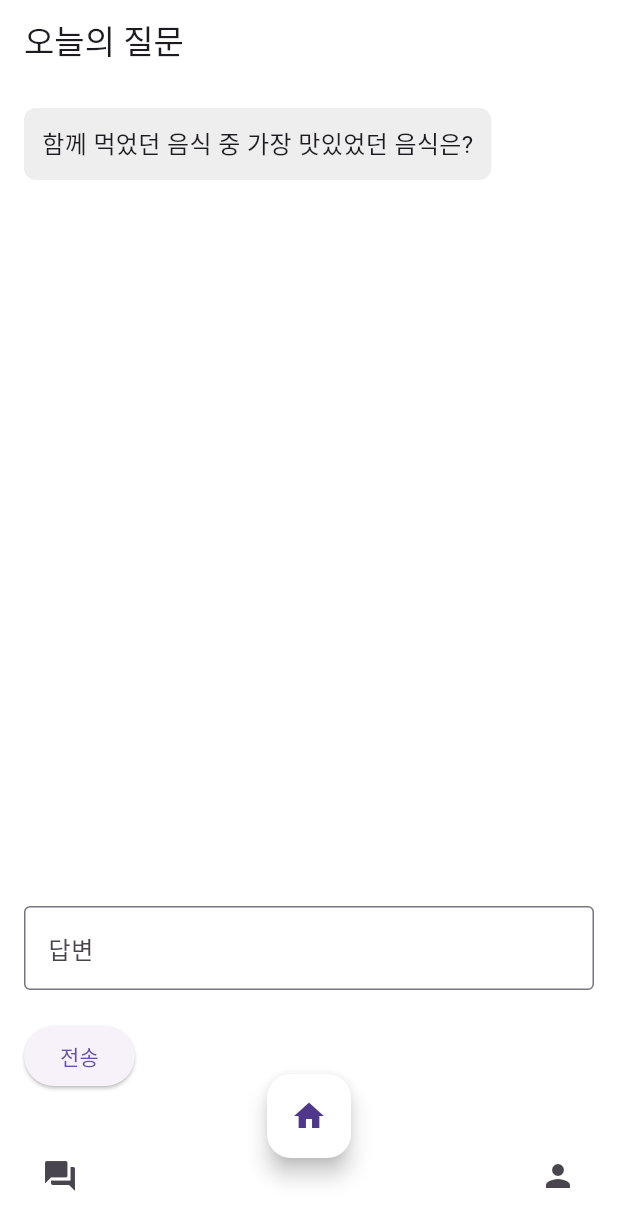
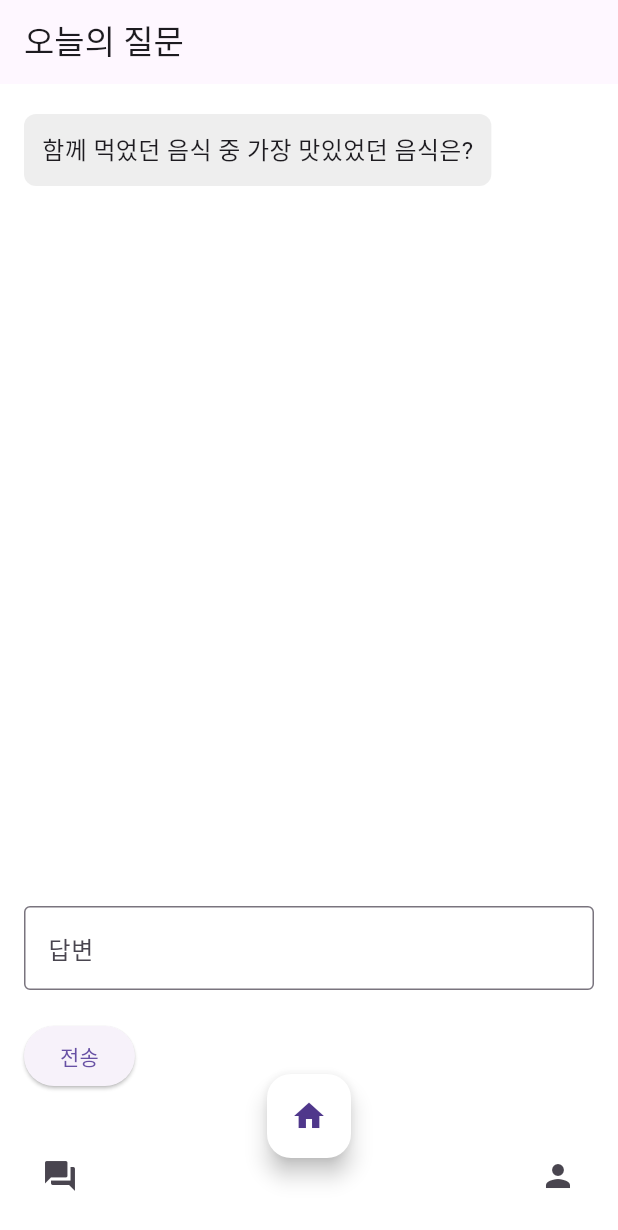
Before and after one commit to dmsdn02/memoria, a Flutter app: the QuestionPage screen opened directly, on a phone screen of 412 x 824 dp. Shown: the top 1230 px of the screen. Run offline on Flutter 3.47's test engine with Material 3 defaults, Android fonts, the phone set to English and light mode, and no system bars; our stand-ins replace cloud_firestore, file_picker, firebase_auth, firebase_core, firebase_storage, font_awesome_flutter and 1 more; accounts and stored records are empty.

Commit message:
(question) 질문답변페이지 디자인 수정 (미완)

```diff
--- a/lib/mainpage/question.dart
+++ b/lib/mainpage/question.dart
@@ -11,44 +11,100 @@ class QuestionPage extends StatefulWidget {
 class _QuestionPageState extends State<QuestionPage> {
   TextEditingController _answerController = TextEditingController();
   int _currentQuestionIndex = 0;
-  List<String> _questions = [
-    '함께 먹었던 음식 중 가장 맛있었던 음식은?',
-    '가장 기억에 남는 여행지는 어디인가요?',
-    '가족과 함께 즐겼던 취미는 무엇인가요?',
-    '친구들과의 가장 즐거웠던 순간은 언제인가요?',
-    '연인과 함께한 최고의 데이트는 무엇이었나요?',
-    '가족이 함께한 최고의 이벤트는 무엇인가요?',
-    '친구들과 함께 보고 싶은 영화는 무엇인가요?',
-    '연인과 함께 가고 싶은 여행지는 어디인가요?',
-    '가족과 함께한 최고의 추억은 무엇인가요?',
-    '친구들과 함께 도전해 보고 싶은 활동은 무엇인가요?'
+  List<Map<String, dynamic>> _questions = [
+    {
+      'question': '함께 먹었던 음식 중 가장 맛있었던 음식은?',
+      'groupAnswers': [],
+      'friendAnswers': []
+    },
+    {
+      'question': '가장 기억에 남는 여행지는 어디인가요?',
+      'groupAnswers': [],
+      'friendAnswers': []
+    },
+    {
+      'question': '가족과 함께 즐겼던 취미는 무엇인가요?',
+      'groupAnswers': [],
+      'friendAnswers': []
+    },
+    {
+      'question': '친구들과의 가장 즐거웠던 순간은 언제인가요?',
+      'groupAnswers': [],
+      'friendAnswers': []
+    },
+    {
+      'question': '연인과 함께한 최고의 데이트는 무엇이었나요?',
+      'groupAnswers': [],
+      'friendAnswers': []
+    },
+    {
+      'question': '가족이 함께한 최고의 이벤트는 무엇인가요?',
+      'groupAnswers': [],
+      'friendAnswers': []
+    },
+    {
+      'question': '친구들과 함께 보고 싶은 영화는 무엇인가요?',
+      'groupAnswers': [],
+      'friendAnswers': []
+    },
+    {
+      'question': '연인과 함께 가고 싶은 여행지는 어디인가요?',
+      'groupAnswers': [],
+      'friendAnswers': []
+    },
+    {
+      'question': '가족과 함께한 최고의 추억은 무엇인가요?',
+      'groupAnswers': [],
+      'friendAnswers': []
+    },
+    {
+      'question': '친구들과 함께 도전해 보고 싶은 활동은 무엇인가요?',
+      'groupAnswers': [],
+      'friendAnswers': []
+    },
   ];
-  List<String> _groupAnswers = [];
-  List<String> _friendAnswers = [];
+  List<Map<String, dynamic>> _allChatItems = [];
   bool _hasAnsweredCurrentQuestion = false;
-  bool _allGroupMembersAnswered = false;
+  bool _hasSubmittedCurrentAnswer = false;
 
   @override
   void initState() {
     super.initState();
-    _loadQuestions();
+    _initializeChatItems();
   }
 
-  Future<void> _loadQuestions() async {
+  Future<void> _initializeChatItems() async {
     setState(() {
-      _questions = [
-        '함께 먹었던 음식 중 가장 맛있었던 음식은?',
-        '가장 기억에 남는 여행지는 어디인가요?',
-        '가족과 함께 즐겼던 취미는 무엇인가요?',
-        '친구들과의 가장 즐거웠던 순간은 언제인가요?',
-        '연인과 함께한 최고의 데이트는 무엇이었나요?',
-        '가족이 함께한 최고의 이벤트는 무엇인가요?',
-        '친구들과 함께 보고 싶은 영화는 무엇인가요?',
-        '연인과 함께 가고 싶은 여행지는 어디인가요?',
-        '가족과 함께한 최고의 추억은 무엇인가요?',
-        '친구들과 함께 도전해 보고 싶은 활동은 무엇인가요?'
-      ];
+      _allChatItems.add({'type': 'question', 'content': _questions[_currentQuestionIndex]['question']});
     });
+  }
+
+  Future<void> _loadFriendsAnswers(int questionIndex) async {
+    try {
+      QuerySnapshot snapshot = await FirebaseFirestore.instance
+          .collection('answers')
+          .where('questionIndex', isEqualTo: questionIndex)
+          .get();
+
+      List<String> friendAnswers = snapshot.docs.map((doc) => doc['answer'] as String).toList();
+
+      setState(() {
+        for (var answer in friendAnswers) {
+          _allChatItems.add({'type': 'answer', 'content': answer, 'isGroupAnswer': true});
+        }
+
+        if (_currentQuestionIndex < _questions.length - 1) {
+          _currentQuestionIndex++;
+          _allChatItems.add({'type': 'question', 'content': _questions[_currentQuestionIndex]['question']});
+        }
+
+        _answerController.clear();
+        _hasAnsweredCurrentQuestion = false;
+        _hasSubmittedCurrentAnswer = false;
+      });
+    } catch (error) {
+      print('친구 답변을 불러오는 데 실패했습니다: $error');
+    }
   }
 
   Future<void> _submitAnswer(String answer) async {
@@ -60,100 +116,157 @@ class _QuestionPageState extends State<QuestionPage> {
         'groupId': '그룹ID',  // 실제 그룹 ID를 여기에 넣으세요
         'timestamp': FieldValue.serverTimestamp(),
       });
+
       setState(() {
-        _groupAnswers.add(answer);
-        _hasAnsweredCurrentQuestion = true;
+        _allChatItems.add({'type': 'answer', 'content': answer, 'isGroupAnswer': false});
+        _hasAnsweredCurrentQuestion = true; // 사용자가 답변을 제출했으므로 true로 설정
+        _hasSubmittedCurrentAnswer = true; // 사용자가 최근 답변을 제출했으므로 true로 설정
       });
-      _checkAllGroupMembersAnswered();
-      _loadFriendsAnswers(_currentQuestionIndex);
+
+      await _loadFriendsAnswers(_currentQuestionIndex);
+
+      // 다음 질문이 있는지 확인하고 추가
+      if (_currentQuestionIndex < _questions.length - 1) {
+        _currentQuestionIndex++;
+        _allChatItems.add({'type': 'question', 'content': _questions[_currentQuestionIndex]['question']});
+      }
     } catch (error) {
       print('답변을 제출하는 데 실패했습니다: $error');
     }
   }
 
-  Future<void> _checkAllGroupMembersAnswered() async {
-    try {
-      QuerySnapshot groupAnswersSnapshot = await FirebaseFirestore.instance
-          .collection('answers')
-          .where('questionIndex', isEqualTo: _currentQuestionIndex)
-          .where('groupId', isEqualTo: '그룹ID') // 실제 그룹 ID를 여기에 넣으세요
-          .get();
-      // 그룹원 수와 답변 수를 비교해서 모든 그룹원이 답변했는지 확인
-      int groupMemberCount = 5; // 실제 그룹원 수를 여기에 넣으세요
-      if (groupAnswersSnapshot.docs.length >= groupMemberCount) {
-        setState(() {
-          _allGroupMembersAnswered = true;
-          if (_currentQuestionIndex < _questions.length - 1) {
-            _currentQuestionIndex++;
-            _answerController.clear();
-            _hasAnsweredCurrentQuestion = false;
-            _allGroupMembersAnswered = false;
-            _groupAnswers.clear();
-            _friendAnswers.clear();
-          }
-        });
-      } else {
-        setState(() {
-          _allGroupMembersAnswered = false;
-        });
-      }
-    } catch (error) {
-      print('모든 그룹원의 답변을 확인하는 데 실패했습니다: $error');
-    }
-  }
-
-  Future<void> _loadFriendsAnswers(int questionIndex) async {
-    try {
-      QuerySnapshot answerSnapshot = await FirebaseFirestore.instance
-          .collection('answers')
-          .where('questionIndex', isEqualTo: questionIndex)
-          .where('groupId', isEqualTo: '그룹ID') // 실제 그룹 ID를 여기에 넣으세요
-          .get();
-      setState(() {
-        _friendAnswers = answerSnapshot.docs
-            .map((doc) => doc['answer'] as String)
-            .where((answer) => !_groupAnswers.contains(answer))
-            .toList();
-      });
-    } catch (error) {
-      print('친구들의 답변을 불러오는 데 실패했습니다: $error');
-    }
-  }
 
   @override
   Widget build(BuildContext context) {
-    return QuestionPageDesign(
-      questions: _questions,
-      currentQuestionIndex: _currentQuestionIndex,
-      allGroupMembersAnswered: _allGroupMembersAnswered,
-      hasAnsweredCurrentQuestion: _hasAnsweredCurrentQuestion,
-      groupAnswers: _groupAnswers,
-      friendAnswers: _friendAnswers,
-      answerController: _answerController,
-      onSubmitAnswer: () {
+    return Scaffold(
+      appBar: AppBar(
+        title: Text('오늘의 질문'),
+        automaticallyImplyLeading: false, // 뒤로가기 버튼 숨기기
+        iconTheme: IconThemeData(color: Colors.black), // 아이콘 색
+      ),
+      backgroundColor: Colors.white, // 바탕색을 흰색으로 설정
+      body: Padding(
+        padding: EdgeInsets.all(16.0),
+        child: Column(
+          crossAxisAlignment: CrossAxisAlignment.start,
+          children: [
+            Expanded(
+              child: ListView.builder(
+                itemCount: _allChatItems.length,
+                itemBuilder: (context, index) {
+                  var chatItem = _allChatItems[index];
+                  if (chatItem['type'] == 'question') {
+                    return Align(
+                      alignment: Alignment.centerLeft,
+                      child: Container(
+                        padding: EdgeInsets.all(12.0),
+                        margin: EdgeInsets.symmetric(vertical: 4.0),
+                        decoration: BoxDecoration(
+                          color: Colors.grey[200],
+                          borderRadius: BorderRadius.circular(8.0),
+                        ),
+                        child: Text(
+                          chatItem['content'],
+                          style: TextStyle(fontSize: 16.0),
+                        ),
+                      ),
+                    );
+                  } else {
+                    return _hasSubmittedCurrentAnswer ? SizedBox.shrink() : chatItem['isGroupAnswer']
+                        ? Align(
+                      alignment: Alignment.centerLeft,
+                      child: Container(
+                        padding: EdgeInsets.all(12.0),
+                        margin: EdgeInsets.symmetric(vertical: 4.0),
+                        decoration: BoxDecoration(
+                          color: Colors.green[200],
+                          borderRadius: BorderRadius.circular(8.0),
+                        ),
+                        child: Text(
+                          chatItem['content'],
+                          style: TextStyle(fontSize: 16.0),
+                        ),
+                      ),
+                    )
+                        : Align(
+                      alignment: Alignment.centerRight,
+                      child: Container(
+                        padding: EdgeInsets.all(12.0),
+                        margin: EdgeInsets.symmetric(vertical: 4.0),
+                        decoration: BoxDecoration(
+                          color: Colors.blue[200],
+                          borderRadius: BorderRadius.circular(8.0),
+                        ),
+                        child: Text(
+                          chatItem['content'],
+                          style: TextStyle(fontSize: 16.0),
+                        ),
+                      ),
+                    );
+                  }
+                },
+              ),
+            ),
+            // 답변 입력란
+            TextField(
+              controller: _answerController,
+              decoration: InputDecoration(
+                labelText: '답변',
+                border: OutlineInputBorder(),
+              ),
+              maxLines: null, // 다중 라인 입력을 위해 null로 설정
+            ),
+            SizedBox(height: 20),
+            // 답변 전송 버튼
+            ElevatedButton(
+              onPressed: () {
                 String answer = _answerController.text.trim();
                 if (answer.isNotEmpty) {
                   _submitAnswer(answer);
                 }
               },
-      onHomeButtonPressed: () {
-        // Navigator.push(
-        //   context,
-        //   MaterialPageRoute(builder: (context) => CalendarPage()),
-        // );
+              child: Text('전송'),
+            ),
+          ],
+        ),
+      ),
+      floatingActionButton: FloatingActionButton(
+        onPressed: () {
+          // 홈 버튼이 눌렸을 때 수
         },
-      onQuestionIconPressed: () {
+        child: Icon(Icons.home),
+        backgroundColor: Colors.white,
+      ),
+      floatingActionButtonLocation: FloatingActionButtonLocation.centerDocked,
+      bottomNavigationBar: BottomAppBar(
+        shape: CircularNotchedRectangle(),
+        notchMargin: 6.0,
+        color: Colors.white,
+        child: Row(
+          mainAxisAlignment: MainAxisAlignment.spaceBetween,
+          children: [
+            IconButton(
+              icon: Icon(Icons.question_answer),
+              onPressed: () {
                 Navigator.push(
                   context,
                   MaterialPageRoute(builder: (context) => QuestionPage()),
                 );
               },
-      onPersonIconPressed: () {
+            ),
+            SizedBox(width: 40),
+            IconButton(
+              icon: Icon(Icons.person),
+              onPressed: () {
                 Navigator.pushReplacement(
                   context,
                   MaterialPageRoute(builder: (context) => MyPage()),
                 );
               },
+            ),
+          ],
+        ),
+      ),
     );
   }
 }
@@ -222,6 +335,7 @@ class QuestionPageDesign extends StatelessWidget {
           itemCount: groupAnswers.length + friendAnswers.length,
           itemBuilder: (context, index) {
             if (index < groupAnswers.length) {
+              // 그룹원의 답변인 경우
               return Align(
                 alignment: Alignment.centerRight,
                 child: Container(
@@ -237,9 +351,13 @@ class QuestionPageDesign extends StatelessWidget {
                   ),
                 ),
               );
+            } else if (index >= groupAnswers.length + friendAnswers.length - 2 && hasAnsweredCurrentQuestion) {
+              // 친구의 답변인 경우 중에서 최근 2개의 답변인 경우
+              return SizedBox.shrink();
             } else {
+              // 나머지 친구의 답변인 경우
               return Align(
-                      alignment: Alignment.centerLeft,
+                alignment: Alignment.centerLeft, // 왼쪽 정렬
                 child: Container(
                   padding: EdgeInsets.all(12.0),
                   margin: EdgeInsets.symmetric(vertical: 4.0),
@@ -257,6 +375,8 @@ class QuestionPageDesign extends StatelessWidget {
           },
         ),
       ),
+
+
 // 답변 입력란
       TextField(
         controller: answerController,
@@ -264,7 +384,8 @@ class QuestionPageDesign extends StatelessWidget {
           labelText: '답변',
           border: OutlineInputBorder(),
         ),
-              maxLines: null, // 다중 라인 입력을 위해 null로 설정
+        maxLines: null, // 다중 라인 입력
+
       ),
       SizedBox(height: 20),
 // 답변 전송 버튼
@@ -292,7 +413,7 @@ class QuestionPageDesign extends StatelessWidget {
               icon: Icon(Icons.question_answer),
               onPressed: onQuestionIconPressed,
             ),
-            SizedBox(width: 40), // 플러스 아이콘 공간
+            SizedBox(width: 40),
             IconButton(
               icon: Icon(Icons.person),
               onPressed: onPersonIconPressed,
```
Lines whose indentation alone changed are shown as unchanged.
